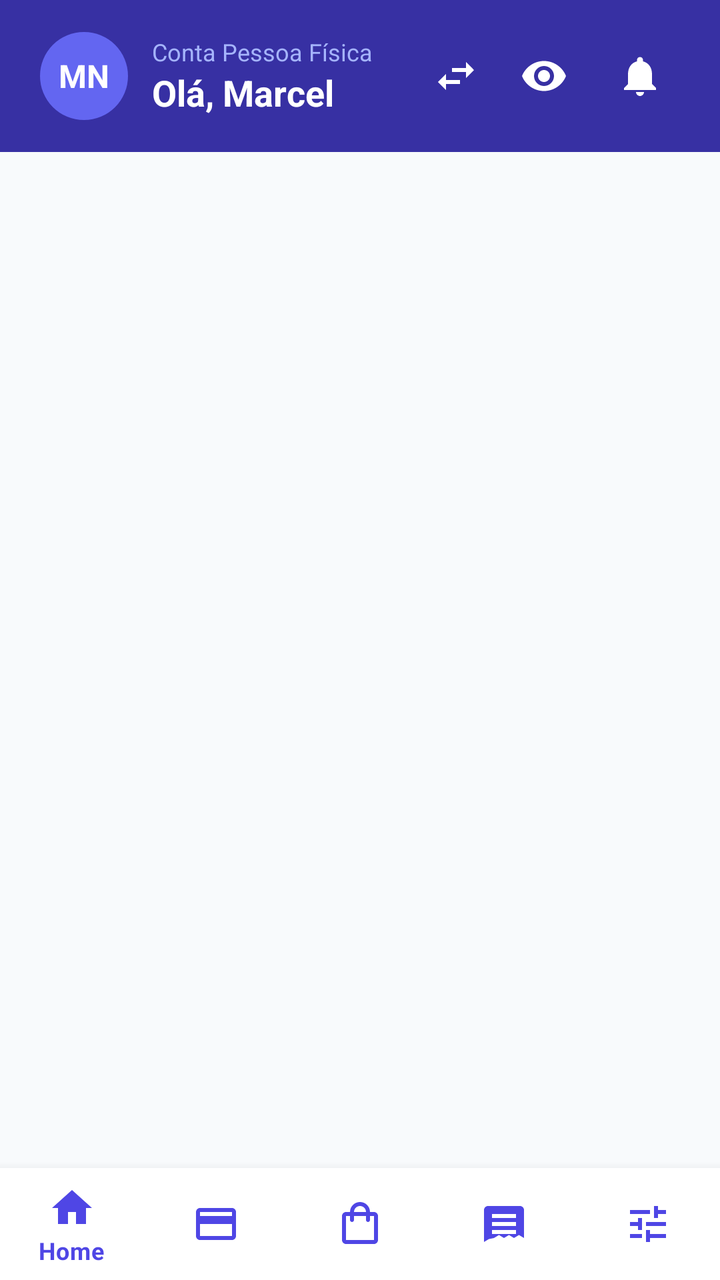
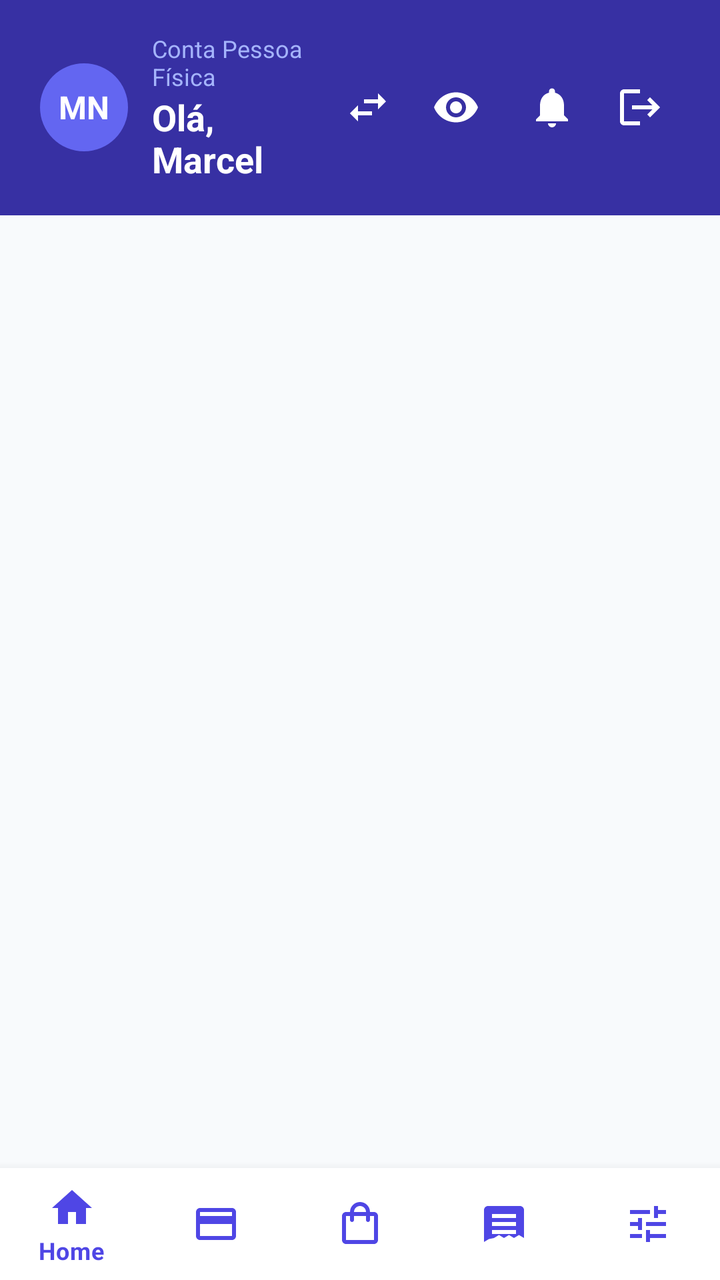

Before-and-after screenshots of an Android layout around one commit, followed by the original layout XML and the change that was made.
<!-- AndroidManifest.xml: application theme Theme.SalesforceMN -->
<!-- res/layout/activity_dashboard.xml -->
<?xml version="1.0" encoding="utf-8"?>
<LinearLayout xmlns:android="http://schemas.android.com/apk/res/android"
    xmlns:app="http://schemas.android.com/apk/res-auto"
    xmlns:tools="http://schemas.android.com/tools"
    android:id="@+id/llDashboardRoot"
    android:layout_width="match_parent"
    android:layout_height="match_parent"
    android:orientation="vertical"
    android:background="@color/bg_main"
    tools:context=".DashboardActivity">

    
    <LinearLayout
        android:id="@+id/llHeaderBar"
        android:layout_width="match_parent"
        android:layout_height="wrap_content"
        android:orientation="horizontal"
        android:paddingHorizontal="20dp"
        android:paddingTop="16dp"
        android:paddingBottom="16dp"
        android:gravity="center_vertical"
        android:background="@color/brand_primary_dark">

        
        <FrameLayout
            android:id="@+id/flAvatarCircle"
            android:layout_width="44dp"
            android:layout_height="44dp"
            android:background="@drawable/circle_icon_bg"
            android:backgroundTint="#6366F1">

            <TextView
                android:id="@+id/tvAvatarInitials"
                android:layout_width="wrap_content"
                android:layout_height="wrap_content"
                android:layout_gravity="center"
                android:text="MN"
                android:textSize="16sp"
                android:textStyle="bold"
                android:textColor="@color/white" />
        </FrameLayout>

        
        <LinearLayout
            android:layout_width="0dp"
            android:layout_height="wrap_content"
            android:layout_weight="1"
            android:layout_marginStart="12dp"
            android:orientation="vertical">

            <TextView
                android:id="@+id/tvWelcomeLabel"
                android:layout_width="wrap_content"
                android:layout_height="wrap_content"
                android:text="Conta Pessoa Física"
                android:textSize="12sp"
                android:textColor="#A5B4FC" />

            <TextView
                android:id="@+id/tvGreeting"
                android:layout_width="wrap_content"
                android:layout_height="wrap_content"
                android:text="Olá, Marcel"
                android:textSize="18sp"
                android:textStyle="bold"
                android:textColor="@color/white" />
        </LinearLayout>

        
        <ImageButton
            android:id="@+id/btnSwitchAccount"
            android:layout_width="40dp"
            android:layout_height="40dp"
            android:layout_marginEnd="4dp"
            android:background="?attr/selectableItemBackgroundBorderless"
            android:src="@drawable/ic_swap_accounts"
            android:contentDescription="Trocar conta" />

        <ImageButton
            android:id="@+id/btnToggleValues"
            android:layout_width="40dp"
            android:layout_height="40dp"
            android:background="?attr/selectableItemBackgroundBorderless"
            android:src="@drawable/ic_eye"
            android:contentDescription="Ocultar valores"
            app:tint="@color/white" />

        <ImageButton
            android:id="@+id/btnNotifications"
            android:layout_width="40dp"
            android:layout_height="40dp"
            android:layout_marginStart="8dp"
            android:background="?attr/selectableItemBackgroundBorderless"
            android:src="@drawable/ic_notifications"
            android:contentDescription="Notificações"
            app:tint="@color/white" />
    </LinearLayout>

    
    <FrameLayout
        android:id="@+id/flFragmentContainer"
        android:layout_width="match_parent"
        android:layout_height="0dp"
        android:layout_weight="1" />

    
    <com.google.android.material.bottomnavigation.BottomNavigationView
        android:id="@+id/bottomNav"
        android:layout_width="match_parent"
        android:layout_height="wrap_content"
        android:background="@color/card_bg"
        app:elevation="8dp"
        app:itemIconTint="@color/brand_primary"
        app:itemTextColor="@color/brand_primary"
        app:menu="@menu/bottom_nav_menu" />

</LinearLayout>
<!-- resources referenced by this layout -->
<resources>
  <color name="bg_main">#F8FAFC</color>
  <color name="brand_primary">#4F46E5</color>
  <color name="brand_primary_dark">#3730A3</color>
  <color name="card_bg">#FFFFFF</color>
  <color name="white">#FFFFFFFF</color>
  <!-- drawable circle_icon_bg (drawable) -->
  <?xml version="1.0" encoding="utf-8"?>
  <shape xmlns:android="http://schemas.android.com/apk/res/android"
      android:shape="oval">
      <solid android:color="@android:color/white" />
      <size android:width="40dp" android:height="40dp" />
  </shape>
  <!-- drawable ic_eye (drawable) -->
  <vector xmlns:android="http://schemas.android.com/apk/res/android"
      android:width="24dp"
      android:height="24dp"
      android:viewportWidth="24"
      android:viewportHeight="24">
    <path
        android:fillColor="#FFFFFFFF"
        android:pathData="M12,4.5C7,4.5 2.73,7.61 1,12c1.73,4.39 6,7.5 11,7.5s9.27,-3.11 11,-7.5c-1.73,-4.39 -6,-7.5 -11,-7.5zM12,17c-2.76,0 -5,-2.24 -5,-5s2.24,-5 5,-5 5,2.24 5,5 -2.24,5 -5,5zm0,-8c-1.66,0 -3,1.34 -3,3s1.34,3 3,3 3,-1.34 3,-3 -1.34,-3 -3,-3z"/>
  </vector>
  <!-- drawable ic_notifications (drawable) -->
  <vector xmlns:android="http://schemas.android.com/apk/res/android"
      android:width="24dp"
      android:height="24dp"
      android:viewportWidth="24"
      android:viewportHeight="24">
    <path
        android:fillColor="#FFFFFFFF"
        android:pathData="M12,22c1.1,0 2,-0.9 2,-2h-4c0,1.1 0.89,2 2,2zm6,-6v-5c0,-3.07 -1.64,-5.64 -4.5,-6.32V4c0,-0.83 -0.67,-1.5 -1.5,-1.5s-1.5,0.67 -1.5,1.5v0.68C7.63,5.36 6,7.92 6,11v5l-2,2v1h16v-1l-2,-2z"/>
  </vector>
  <!-- drawable ic_swap_accounts (drawable) -->
  <vector xmlns:android="http://schemas.android.com/apk/res/android"
      android:width="24dp"
      android:height="24dp"
      android:viewportWidth="24"
      android:viewportHeight="24">
      <path
          android:fillColor="#FFFFFF"
          android:pathData="M6.99,11L3,15l3.99,4v-3H14v-2H6.99v-3zM21,9l-3.99-4v3H10v2h7.01v3L21,9z" />
  </vector>
  <style name="Theme.SalesforceMN" parent="Theme.MaterialComponents.DayNight.NoActionBar">
          
          <item name="colorPrimary">@color/brand_primary</item>
          <item name="colorPrimaryVariant">@color/brand_primary_dark</item>
          <item name="colorOnPrimary">@color/white</item>
          
          <item name="colorSecondary">@color/brand_accent</item>
          <item name="colorSecondaryVariant">@color/teal_700</item>
          <item name="colorOnSecondary">@color/white</item>
          
          <item name="android:statusBarColor">@color/brand_primary_dark</item>
          <item name="android:windowBackground">@color/bg_main</item>
      </style>
  <color name="brand_accent">#10B981</color>
  <color name="teal_700">#047857</color>
</resources>

<!-- the commit's change to res/layout/activity_dashboard.xml (unified diff, before → after) -->
@@ -94,6 +94,16 @@
             android:src="@drawable/ic_notifications"
             android:contentDescription="Notificações"
             app:tint="@color/white" />
+
+        <ImageButton
+            android:id="@+id/btnLogout"
+            android:layout_width="40dp"
+            android:layout_height="40dp"
+            android:layout_marginStart="4dp"
+            android:background="?attr/selectableItemBackgroundBorderless"
+            android:src="@drawable/ic_logout"
+            android:contentDescription="Sair"
+            app:tint="@color/white" />
     </LinearLayout>
 
     
<!-- resource entries referenced after the edit -->
@@ -21,6 +21,17 @@
     <path
         android:fillColor="#FFFFFFFF"
         android:pathData="M12,4.5C7,4.5 2.73,7.61 1,12c1.73,4.39 6,7.5 11,7.5s9.27,-3.11 11,-7.5c-1.73,-4.39 -6,-7.5 -11,-7.5zM12,17c-2.76,0 -5,-2.24 -5,-5s2.24,-5 5,-5 5,2.24 5,5 -2.24,5 -5,5zm0,-8c-1.66,0 -3,1.34 -3,3s1.34,3 3,3 3,-1.34 3,-3 -1.34,-3 -3,-3z"/>
+  </vector>
+  <!-- drawable ic_logout (drawable) -->
+  <?xml version="1.0" encoding="utf-8"?>
+  <vector xmlns:android="http://schemas.android.com/apk/res/android"
+      android:width="24dp"
+      android:height="24dp"
+      android:viewportWidth="24"
+      android:viewportHeight="24">
+      <path
+          android:fillColor="#FFFFFF"
+          android:pathData="M17,7l-1.41,1.41L18.17,11H8v2h10.17l-2.58,2.58L17,17l5-5zM4,5h8V3H4C2.9,3 2,3.9 2,5v14c0,1.1 0.9,2 2,2h8v-2H4V5z" />
   </vector>
   <!-- drawable ic_notifications (drawable) -->
   <vector xmlns:android="http://schemas.android.com/apk/res/android"
